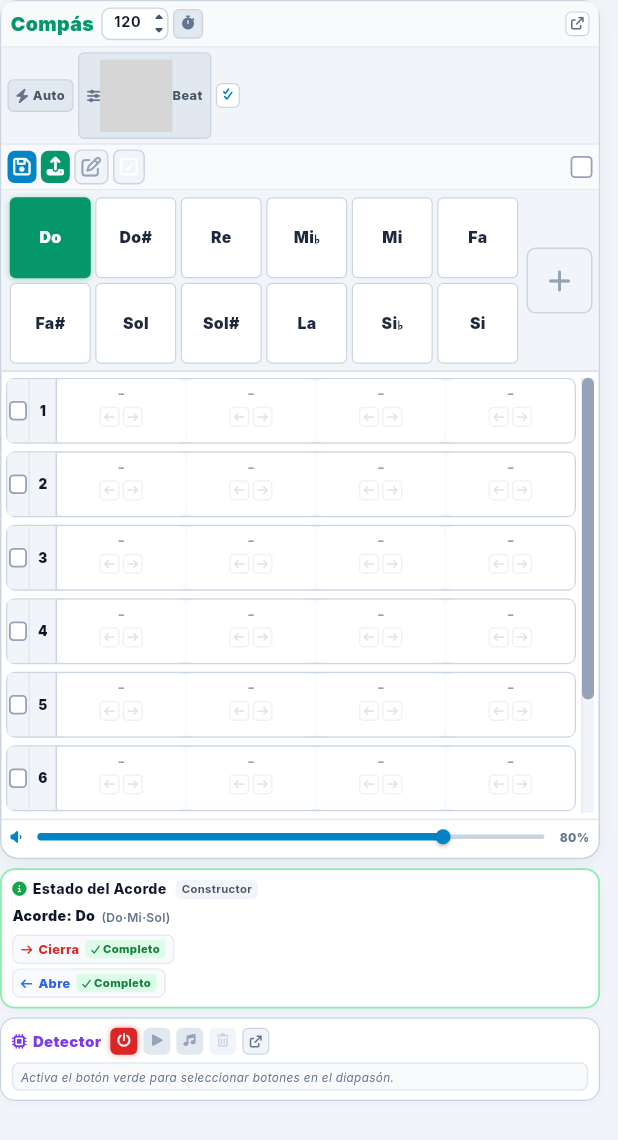
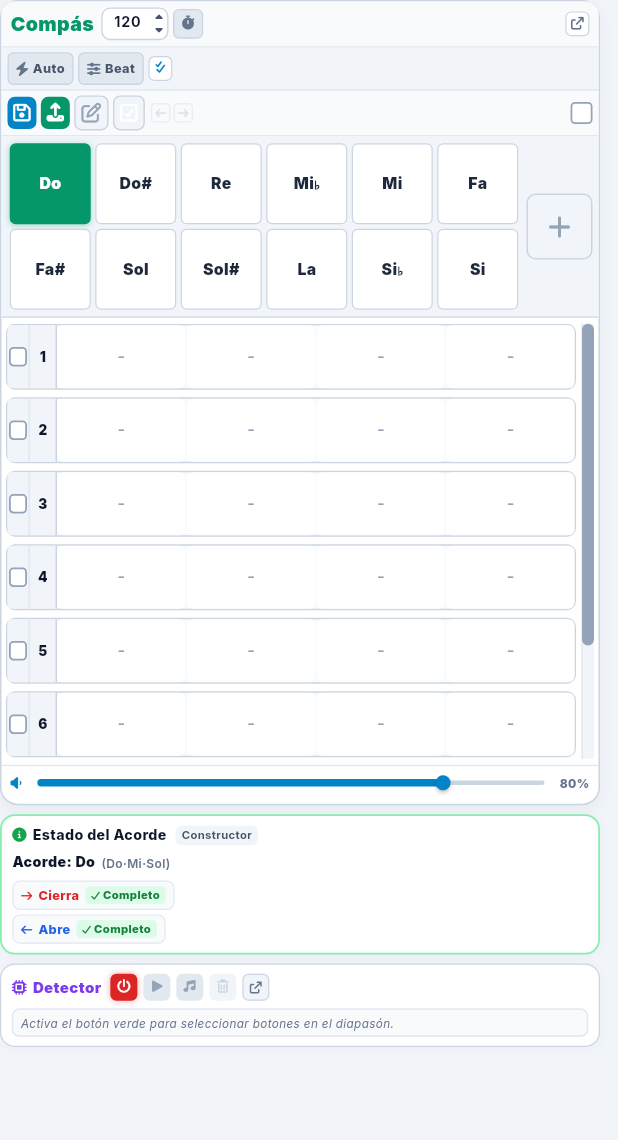
Before and after one commit to vfcpdev/AppCordeon, a Flutter app: the MeasureGridWidget widget shown alone on an empty page, opened directly, on a phone screen of 412 x 824 dp. Shown: the top 1140 px of the screen. Run offline on Flutter 3.47's test engine with Material 3 defaults, Android fonts, the phone set to English and light mode, and no system bars; our stand-ins replace file_picker, flutter_riverpod, font_awesome_flutter, google_fonts, web; missing offline and left inert: dart:ffi, dart:js_interop; grey boxes are pictures that could not be loaded.

Commit message:
feat: add measure grid widget for accordion chord management and playback

```diff
--- a/acordeon_flutter/lib/presentation/widgets/measure_grid_widget.dart
+++ b/acordeon_flutter/lib/presentation/widgets/measure_grid_widget.dart
@@ -229,6 +229,37 @@
         );
     final isEditActive = selectedChord != null || hasOccurrences;
 
+    // Estado del fuelle para los botones situados en la barra de herramientas:
+    // Determina si hay casillas seleccionadas o marcadas con acordes para cambiar dirección
+    BellowsMode activeBellows = BellowsMode.both;
+    bool canChangeBellows = false;
+    if (state.isMultiBeatAssignmentMode && state.multiBeatAssignmentTargets.isNotEmpty) {
+      canChangeBellows = true;
+      for (final key in state.multiBeatAssignmentTargets) {
+        final m = key ~/ 4;
+        final b = key % 4;
+        if (m < state.measures.length && b < state.measures[m].beats.length) {
+          activeBellows = state.measures[m].beats[b].bellows;
+          break;
+        }
+      }
+    } else if (hasMarks) {
+      canChangeBellows = true;
+      for (final key in state.markedBeats) {
+        final m = key ~/ 4;
+        final b = key % 4;
+        if (m < state.measures.length && b < state.measures[m].beats.length) {
+          activeBellows = state.measures[m].beats[b].bellows;
+          break;
+        }
+      }
+    } else if (hasSelectedCell) {
+      final selectedMeasureBeat = state.measures[selectedBar].beats[selectedBeat];
+      canChangeBellows = selectedMeasureBeat.chord.trim().isNotEmpty;
+      activeBellows = selectedMeasureBeat.bellows;
+    }
+
+
     return SizedBox(
       width: effectiveWidth,
       child: SingleChildScrollView(
@@ -450,7 +481,7 @@
                       fit: BoxFit.scaleDown,
                       alignment: Alignment.centerLeft,
                       child: SizedBox(
-                        width: effectiveWidth > 150 ? effectiveWidth : 180,
+                        width: effectiveWidth > 220 ? effectiveWidth : 220,
                         child: Row(
                           mainAxisAlignment: MainAxisAlignment.spaceBetween,
                           children: [
@@ -662,6 +693,29 @@
                                       ),
                                     ),
                                   ),
+                                ),
+                                const SizedBox(width: 4),
+                                // Botones de Fuelle: Abre (←) y Cierra (→) situados a la derecha de Selección Múltiple
+                                _BeatBellowsArrows(
+                                  bellows: activeBellows,
+                                  isEnabled: canChangeBellows,
+                                  onBellowsChanged: (b) {
+                                    if (state.isMultiBeatAssignmentMode && state.multiBeatAssignmentTargets.isNotEmpty) {
+                                      for (final key in state.multiBeatAssignmentTargets) {
+                                        final m = key ~/ 4;
+                                        final beat = key % 4;
+                                        notifier.setBeatBellows(m, beat, b);
+                                      }
+                                    } else if (hasMarks) {
+                                      for (final key in state.markedBeats) {
+                                        final m = key ~/ 4;
+                                        final beat = key % 4;
+                                        notifier.setBeatBellows(m, beat, b);
+                                      }
+                                    } else if (hasSelectedCell) {
+                                      notifier.setBeatBellows(selectedBar, selectedBeat, b);
+                                    }
+                                  },
                                 ),
                               ],
                             ),
@@ -2508,7 +2562,6 @@
               //   fuelle se ocultan si no caben. La marcación por checkbox vive
               //   a la izquierda del número del compás, no en la celda.
               final showArrows = constraints.maxWidth >= 110;
-              final showCompactArrows = constraints.maxWidth >= 52;
               final showTime = constraints.maxWidth >= 155;
               final chordTextWidth =
                   (constraints.maxWidth - (showArrows ? 30 : 0)).clamp(
@@ -2577,32 +2630,20 @@
                 ),
               );
 
-              final bellowsArrows = _BeatBellowsArrows(
-                bellows: widget.bellows,
-                isEnabled: hasChord,
-                onBellowsChanged: hasChord ? widget.onBellowsChanged : null,
-              );
-
-              if (showArrows) {
               return Row(
-                  mainAxisAlignment: MainAxisAlignment.spaceBetween,
-                  children: [
-                    // Acorde del cuadro, alineado a la izquierda (sin checkbox:
-                    // el marcado vive a la izquierda del número del compás)
+                mainAxisAlignment: MainAxisAlignment.center,
+                children: [
                   Expanded(
                     child: IgnorePointer(
                       ignoring: widget.isMultiBeatAssignmentMode,
                       child: chordField,
                     ),
                   ),
-                    Row(
-                      mainAxisSize: MainAxisSize.min,
-                      children: [
                   if (showTime) ...[
                     InkWell(
                       onTap: () => _showBeatTimingDialog(context),
                       child: Tooltip(
-                              message: 'Editar tiempo del compás: ${widget.timeText}',
+                        message: 'Editar tiempo del compás: ',
                         child: Text(
                           widget.timeText,
                           style: TextStyle(
@@ -2620,34 +2661,8 @@
                         ),
                       ),
                     ),
-                          const SizedBox(width: 3),
-                        ],
-                        // Flechas Abre/Cierre a la derecha del acorde
-                        Padding(
-                          padding: const EdgeInsets.only(right: 2.0),
-                          child: bellowsArrows,
-                        ),
-                      ],
-                    ),
-                  ],
-                );
-              }
-
-              // Modo compacto: los 4 cuadros del compás en fila horizontal.
-              // Únicamente el acorde centrado y (si cabe) el fuelle debajo:
-              // la celda no lleva checkbox.
-              return Column(
-                mainAxisSize: MainAxisSize.min,
-                children: [
-                  IgnorePointer(
-                    ignoring: widget.isMultiBeatAssignmentMode,
-                    child: chordField,
-                  ),
-                  if (showCompactArrows)
-                    Padding(
-                      padding: const EdgeInsets.only(bottom: 1),
-                      child: bellowsArrows,
-                    ),
+                    const SizedBox(width: 2),
+                  ],
                 ],
               );
             },
@@ -3595,7 +3610,7 @@
               color: isNudged
                   ? const Color(0xFF2563EB)
                   : const Color(0xFF64748B),
-            ),r
+            ),
             const SizedBox(width: 3),
             Text(
               isNudged ? '${ms >= 0 ? "+" : ""}$ms' : 'Beat',
```
Lines whose indentation alone changed are shown as unchanged.
